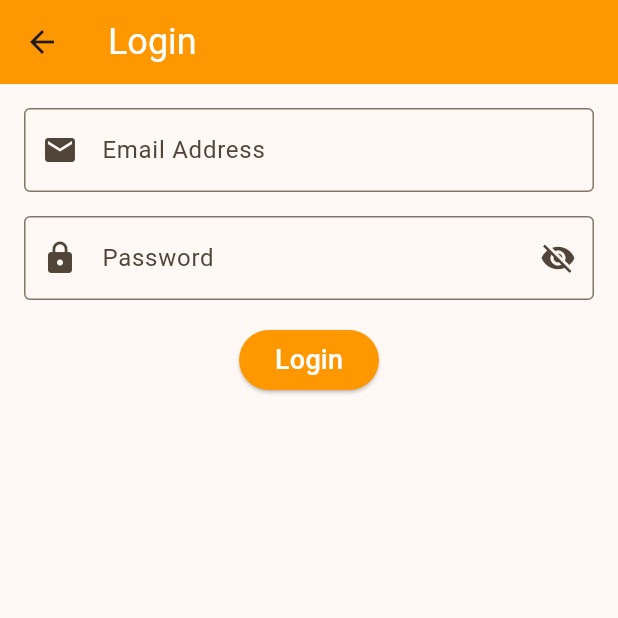
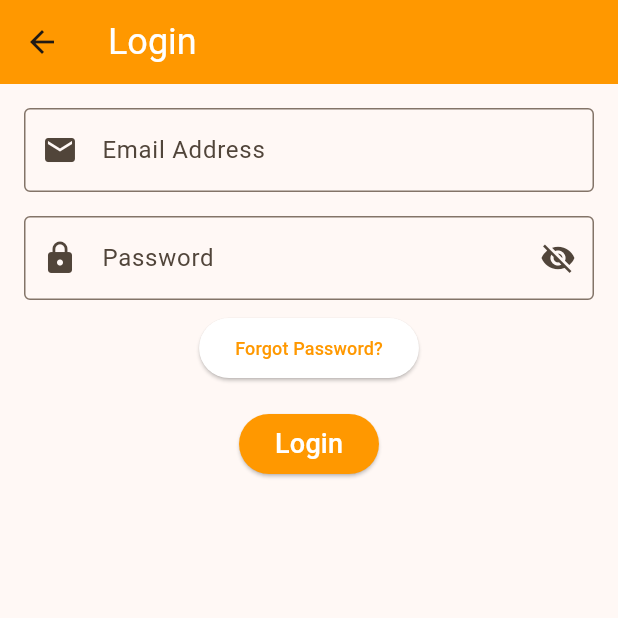
Before and after one commit to Akalexsis/flutter-auth, a Flutter app: the screen it shows after launch, after a tap on "Login", on a phone screen of 412 x 824 dp, the top half of it. Run offline on Flutter 3.47's test engine with Material 3 defaults, Android fonts, the phone set to English and light mode, and no system bars; our stand-ins replace cloud_firestore, firebase_auth, firebase_core; accounts and stored records are empty.

Commit message:
update - add password reset link to login page

```diff
--- a/lib/screens/Login.dart
+++ b/lib/screens/Login.dart
@@ -4,6 +4,7 @@ import 'package:cloud_firestore/cloud_firestore.dart';
 import '../firebase_options.dart';
 import '../service/Auth.dart';
 import './Profile.dart';
+import './PasswordReset.dart';
 
 class LoginPage extends StatefulWidget {
   const LoginPage({super.key});
@@ -108,6 +109,19 @@ class _LoginPageState extends State<LoginPage> {
                   else return null; // do nothing if input correct
                   },
                 ),
+                const SizedBox( height: 8 ),
+
+                // Link to password reset form
+                ElevatedButton(
+                onPressed: () {
+                  Navigator.pushReplacement( context,
+                    MaterialPageRoute( builder: (context) => PasswordResetPage(), ),
+                  );
+                },
+
+                style: ElevatedButton.styleFrom( backgroundColor: Colors.white, ),
+                child: Text('Forgot Password?', style: TextStyle( fontSize: 12, color: Colors.orange ), ),
+              ),
                 const SizedBox(height: 16),
 
 
```
